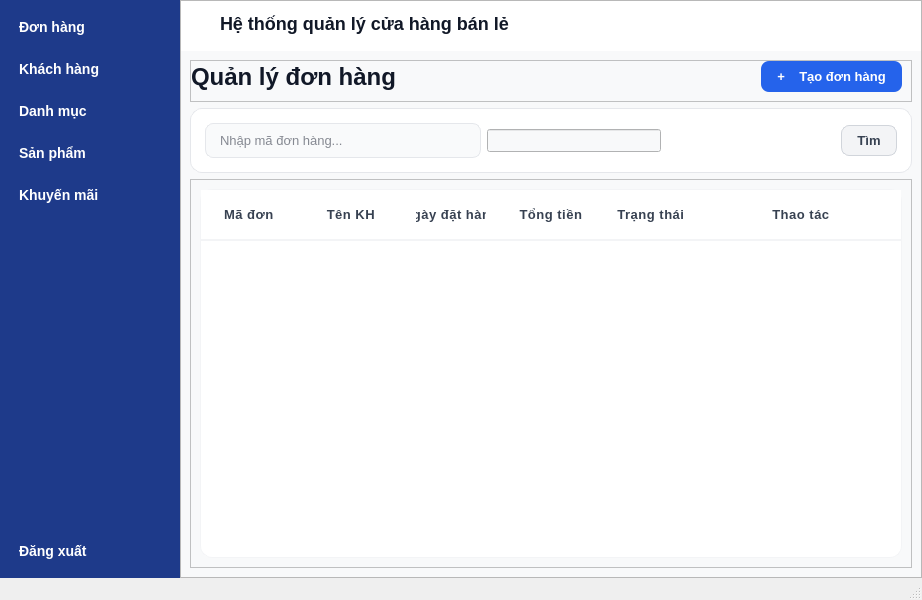
Before: the Qt Designer form ui/NhanVienBanHang/mainNVBH.ui in doandt0612/retail-store-management, drawn with Qt 5.
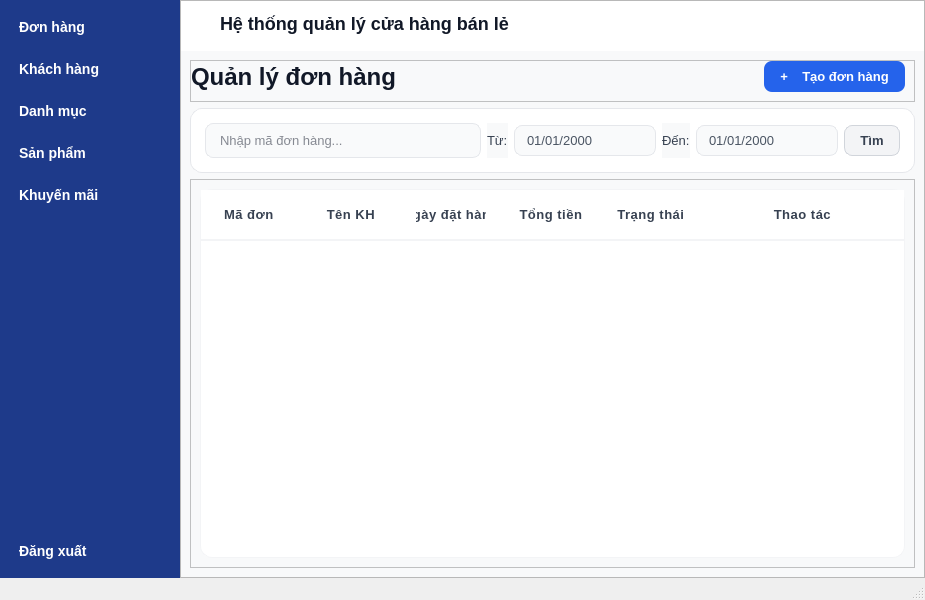
After: the same form once the commit is applied. The open tabs and pages were chosen to show the change.

```diff
--- a/ui/NhanVienBanHang/mainNVBH.ui
+++ b/ui/NhanVienBanHang/mainNVBH.ui
@@ -472,20 +472,38 @@
                </widget>
               </item>
               <item>
-               <widget class="QLineEdit" name="deLocNgay"/>
+               <widget class="QLabel" name="lblTuNgayDH">
+                <property name="text">
+                 <string>Từ:</string>
+                </property>
+               </widget>
               </item>
               <item>
-               <spacer name="horizontalSpacer">
-                <property name="orientation">
-                 <enum>Qt::Horizontal</enum>
+               <widget class="QDateEdit" name="deLocNgayTu">
+                <property name="displayFormat">
+                 <string>dd/MM/yyyy</string>
                 </property>
-                <property name="sizeHint" stdset="0">
-                 <size>
-                  <width>140</width>
-                  <height>13</height>
-                 </size>
+                <property name="calendarPopup">
+                 <bool>true</bool>
                 </property>
-               </spacer>
+               </widget>
+              </item>
+              <item>
+               <widget class="QLabel" name="lblDenNgayDH">
+                <property name="text">
+                 <string>Đến:</string>
+                </property>
+               </widget>
+              </item>
+              <item>
+               <widget class="QDateEdit" name="deLocNgayDen">
+                <property name="displayFormat">
+                 <string>dd/MM/yyyy</string>
+                </property>
+                <property name="calendarPopup">
+                 <bool>true</bool>
+                </property>
+               </widget>
               </item>
               <item>
                <widget class="QPushButton" name="btnTimKiemDonHang">
```
Left out of the diff: 4 changed lines with no effect on the pictures.
